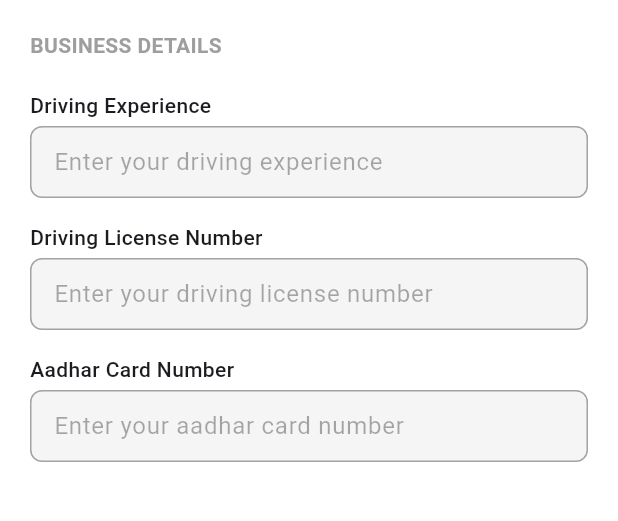
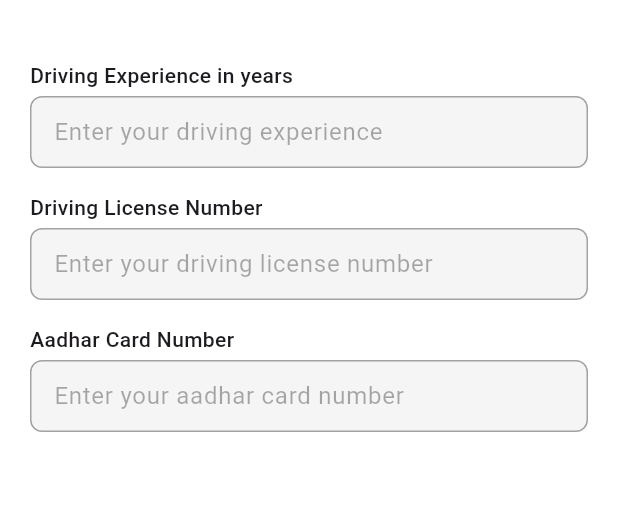
Before and after one commit to Transport-SaaS/breezo-driver, a Flutter app: the DriverDetailsScreen screen opened directly, on a phone screen of 412 x 824 dp, the part 111-632 px from its top. Run offline on Flutter 3.47's test engine with Material 3 defaults, Android fonts, the light colour scheme and no system bars; our stand-ins replace cherry_toast, dio, flutter_secure_storage, flutter_svg, geolocator, get_it and 7 more; accounts and stored records are empty.

Commit message:
fixed loading and saving of driver profile on screens

```diff
--- a/lib/features/profile/views/driver_details_screen.dart
+++ b/lib/features/profile/views/driver_details_screen.dart
@@ -6,9 +6,13 @@ import 'package:breezodriver/widgets/common_button.dart';
 import 'package:breezodriver/widgets/common_textfield.dart';
 import 'package:breezodriver/widgets/progress_bar.dart';
 import 'package:flutter/material.dart';
+import 'package:flutter/services.dart';
 import 'dart:io';
 // For picking images from gallery/camera
 import 'package:image_picker/image_picker.dart';
+import 'package:provider/provider.dart';
+
+import '../viewmodels/driver_viewmodel.dart';
 
 
 // import 'select_location_screen.dart';
@@ -21,6 +25,11 @@ class DriverDetailsScreen extends StatefulWidget {
 }
 
 class _DriverDetailsScreenState extends State<DriverDetailsScreen> {
+  @override
+  void initState() {
+    super.initState();
+    _initializeData();
+  }
   // Text controllers
   final _drivingExperienceController = TextEditingController();
   final _drivingLicenseNumberController = TextEditingController();
@@ -35,19 +44,55 @@ class _DriverDetailsScreenState extends State<DriverDetailsScreen> {
         _aadharCardNumberController.text.trim().isNotEmpty;
   }
 
+  void _initializeData() {
+    final driverViewModel = Provider.of<DriverViewModel>(context, listen: false);
+    if (driverViewModel.driverProfile != null) {
+      final data = driverViewModel.driverProfile!;
+      _drivingExperienceController.text = data.experienceYears != null ? data.experienceYears.toString() : '';
+      _drivingLicenseNumberController.text = data.licenseNumber ?? '';
+      _aadharCardNumberController.text = data.aadharNumber ?? '';
+    }
+  }
+
   void _onContinuePressed() {
     if (!isFormValid || !_isEditMode) return;
-    // TODO: Handle form submission logic, then navigate or do next steps
-    // ScaffoldMessenger.of(context).showSnackBar(
-    //   SnackBar(content: Text('Profile completed for: ${_nameController.text}')),
-    // );
-    Navigator.push(
+    _saveProfile();
+  }
+
+  Future<void> _saveProfile() async {
+    if (!isFormValid) {
+      ScaffoldMessenger.of(context).showSnackBar(
+        const SnackBar(content: Text('Please fill all required fields')),
+      );
+      return;
+    }
+
+    final driverViewModel = Provider.of<DriverViewModel>(
       context,
-      MaterialPageRoute(
-        builder:
-            (context) => const SelectLocationScreen(isFromAllAddress: false),
-      ),
+      listen: false,
     );
+    final success = await driverViewModel.saveProfile(
+      experienceYears: int.tryParse(_drivingExperienceController.text) ?? 0,
+      licenseNumber: _drivingLicenseNumberController.text,
+      aadharNumber: _aadharCardNumberController.text,
+    );
+
+    setState(() {
+      if (success) {
+        // _isEditing = false;
+        ScaffoldMessenger.of(context).showSnackBar(
+          const SnackBar(content: Text('Details saved successfully')),
+        );
+        setState(() {
+          _isEditMode=false;
+        });
+      } else {
+        ScaffoldMessenger.of(
+          context,
+        ).showSnackBar(const SnackBar(content: Text('Failed to save profile')));
+        _initializeData();
+      }
+    });
   }
 
   // Toggle edit mode
@@ -101,7 +146,7 @@ class _DriverDetailsScreenState extends State<DriverDetailsScreen> {
                             onTap: () {
                               Navigator.pop(context);
                             },
-                            child: Icon(Icons.arrow_back, color: Colors.black),
+                            child: const Icon(Icons.arrow_back, color: Colors.black),
                           ),
                           const SizedBox(width: 10),
                           const Text(
@@ -111,7 +156,8 @@ class _DriverDetailsScreenState extends State<DriverDetailsScreen> {
                               fontWeight: FontWeight.bold,
                             ),
                           ),
-                          Spacer(),
+                          const Spacer(),
+                          if(!_isEditMode)
                             GestureDetector(
                               onTap: _toggleEditMode,
                               child: Container(
@@ -131,7 +177,7 @@ class _DriverDetailsScreenState extends State<DriverDetailsScreen> {
                                     size: 16,
                                     color: _isEditMode ? AppColors.secondary700 : Colors.grey,
                                   ),
-                                SizedBox(width: 4),
+                                  const SizedBox(width: 4),
                                   Text(
                                     _isEditMode ? 'Done' : 'Edit',
                                     style: TextStyle(
@@ -147,18 +193,18 @@ class _DriverDetailsScreenState extends State<DriverDetailsScreen> {
                         ],
                       ),
                       const SizedBox(height: 20),
-                       const Text(
-                            'BUSINESS DETAILS',
-                            style: TextStyle(
-                              fontSize: 14,
-                              fontWeight: FontWeight.bold,
-                              color: Colors.grey
-                            ),
-                          ),
+                       // const Text(
+                       //      'BUSINESS DETAILS',
+                       //      style: TextStyle(
+                       //        fontSize: 14,
+                       //        fontWeight: FontWeight.bold,
+                       //        color: Colors.grey
+                       //      ),
+                       //    ),
 
 
                       // Avatar + Camera/Gallery icon
-                      Stack(
+                      const Stack(
                         alignment: Alignment.bottomRight,
                         children: [
                           // Add your avatar widgets here if needed
@@ -168,10 +214,16 @@ class _DriverDetailsScreenState extends State<DriverDetailsScreen> {
 
                       // Name field
                       CommonTextField(
-                        label: 'Driving Experience',
+                        label: 'Driving Experience in years',
                         hintText: 'Enter your driving experience',
                         controller: _drivingExperienceController,
+                        keyboardType: TextInputType.number,
                         enabled: _isEditMode,
+                        inputFormatters: [
+                          FilteringTextInputFormatter
+                              .digitsOnly,
+                          LengthLimitingTextInputFormatter(2),
+                        ],
                       ),
                       const SizedBox(height: 16),
 
@@ -200,7 +252,7 @@ class _DriverDetailsScreenState extends State<DriverDetailsScreen> {
                         SizedBox(
                           width: double.infinity,
                           child: CommonButton(
-                            label: 'Continue',
+                            label: 'Save',
                             isActive: isFormValid,
                             onPressed: _onContinuePressed,
                           ),
--- a/lib/features/profile/views/personal_info_screen.dart
+++ b/lib/features/profile/views/personal_info_screen.dart
@@ -147,10 +147,14 @@ class _PersonalProfileDetailsScreenState extends State<PersonalProfileDetailsScr
         ScaffoldMessenger.of(context).showSnackBar(
           const SnackBar(content: Text('Profile saved successfully')),
         );
+        setState(() {
+          _isEditMode=false;
+        });
       } else {
         ScaffoldMessenger.of(
           context,
         ).showSnackBar(const SnackBar(content: Text('Failed to save profile')));
+        _initializeData();
       }
     });
   }
@@ -218,7 +222,7 @@ class _PersonalProfileDetailsScreenState extends State<PersonalProfileDetailsScr
                               fontWeight: FontWeight.bold,
                             ),
                           ),
-                          Spacer(),
+                          const Spacer(),
                           // only show when not in edit mode
                           if (!_isEditMode)
                             GestureDetector(
--- a/lib/features/profile/views/profile_screen.dart
+++ b/lib/features/profile/views/profile_screen.dart
@@ -140,7 +140,7 @@ class ProfileScreen extends StatelessWidget {
                       ),
                       _buildMenuItem(
                         icon: Icons.drive_eta,
-                        title: 'Driving Details',
+                        title: 'Driver Details',
                         onTap: () {
                           Navigator.push(
                             context,
--- a/lib/widgets/common_textfield.dart
+++ b/lib/widgets/common_textfield.dart
@@ -1,6 +1,7 @@
 // lib/views/widgets/common_textfield.dart
 
 import 'package:flutter/material.dart';
+import 'package:flutter/services.dart';
 
 class CommonTextField extends StatelessWidget {
   final String label;
@@ -11,6 +12,7 @@ class CommonTextField extends StatelessWidget {
   final bool enabled;
   final bool readOnly;
   final Function()? onTap;
+  final List<TextInputFormatter>? inputFormatters;
 
   const CommonTextField({
     Key? key,
@@ -22,6 +24,7 @@ class CommonTextField extends StatelessWidget {
     this.onChanged,
     this.readOnly = false,
     this.onTap,
+    this.inputFormatters
   }) : super(key: key);
 
   @override
@@ -59,6 +62,7 @@ class CommonTextField extends StatelessWidget {
             filled: !enabled,
             fillColor: enabled ? null : Colors.grey.shade100,
           ),
+          inputFormatters: inputFormatters,
         ),
       ],
     );
```
Lines whose indentation alone changed are shown as unchanged.
